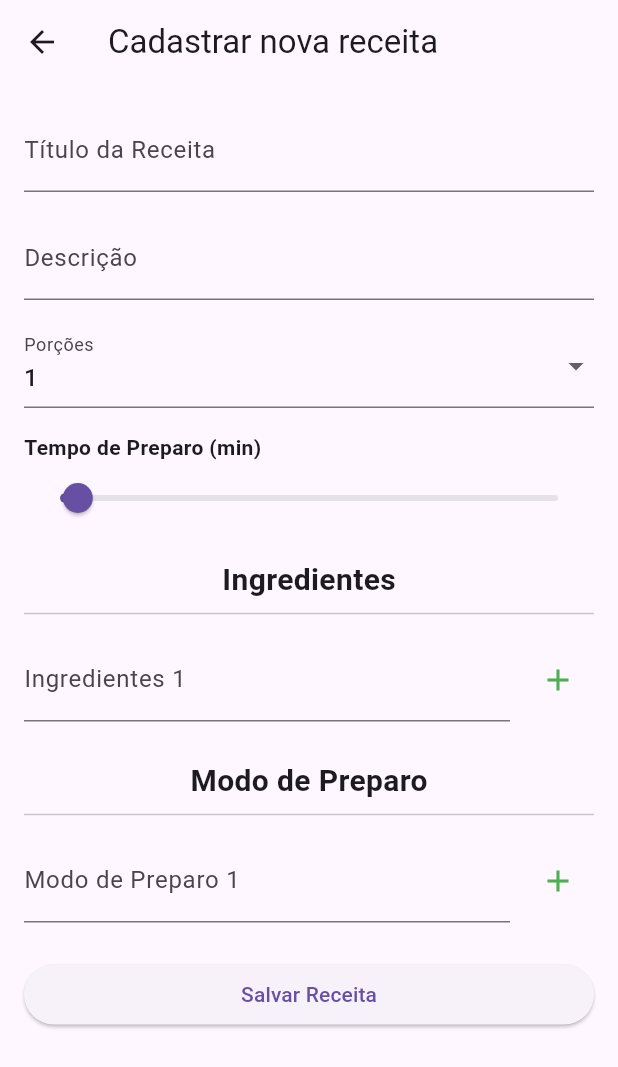
After one commit to victorcassao/programacao-mobile-8A, a Flutter app: the screen it shows after launch, item 2 of the bottom bar chosen, after a tap on "Nova Receita", on a phone screen of 412 x 824 dp. The commit adds this screen. Shown: the top 1067 px of the screen. Run offline on Flutter 3.47's test engine with Material 3 defaults, Android fonts, the phone set to English and light mode, and no system bars.

Commit message:
pagina_criacao_receita

```diff
--- a/lib/main.dart
+++ b/lib/main.dart
@@ -1,4 +1,6 @@
 import 'package:flutter/material.dart';
+import 'package:programacao_mobile_8A/data/receitas.dart';
+import 'package:programacao_mobile_8A/pages/criar_receita/pagina_cadastro_receita.dart';
 import 'package:programacao_mobile_8A/pages/lista_receitas/pagina_lista_receitas.dart';
 import 'dados_receitas.dart';
 
@@ -48,6 +50,12 @@ class _HomePageState extends State<HomePage> {
     );
   }
 
+  void salvarNovaReceita(Receita receita){
+    setState(() {
+      minhasReceitas.add(receita.toJson());
+    });
+  }
+
   @override
   Widget build(BuildContext context) {
     final todasReceitas = minhasReceitas;
@@ -66,7 +74,15 @@ class _HomePageState extends State<HomePage> {
         children: telas,
         ),
       floatingActionButton: FloatingActionButton.extended(
-        onPressed: null,
+        onPressed: () {
+          Navigator.of(context).push(
+            MaterialPageRoute(builder: (_){
+              return PaginaCadastroReceita(
+                onSalvar: salvarNovaReceita,
+              );
+            })
+          );
+        },
         label: Text("Nova Receita"),
         icon: Icon(Icons.add, size: 50,),
       ),
--- /dev/null
+++ b/lib/pages/criar_receita/pagina_cadastro_receita.dart
@@ -0,0 +1,221 @@
+import 'package:flutter/material.dart';
+import 'package:programacao_mobile_8A/data/receitas.dart';
+
+class PaginaCadastroReceita extends StatefulWidget {
+  final Function(Receita novaReceita) onSalvar;
+  const PaginaCadastroReceita({required this.onSalvar, super.key});
+
+  @override
+  State<PaginaCadastroReceita> createState() => _PaginaCadastroReceitaState();
+}
+
+class _PaginaCadastroReceitaState extends State<PaginaCadastroReceita> {
+  final _formKey = GlobalKey<FormState>();
+
+  String _titulo = '';
+  String _descricao = '';
+  int _porcoes = 1;
+  int _tempoPreparo = 10;
+  List<TextEditingController> _ingredientesControllers = [
+    TextEditingController(),
+  ];
+  List<TextEditingController> _modoPreparoControllers = [
+    TextEditingController(),
+  ];
+
+  Widget _buildInputList(
+    String label,
+    List<TextEditingController> controllers,
+    VoidCallback onAdd,
+    void Function(int) onRemove,
+  ) {
+    return Column(
+      crossAxisAlignment: CrossAxisAlignment.start,
+      children: [
+        Center(
+          child: Text(
+            label,
+            style: const TextStyle(fontSize: 20, fontWeight: FontWeight.bold),
+          ),
+        ),
+        Divider(),
+        SizedBox(height: 8),
+        ...List.generate(controllers.length, (index) {
+          return Row(
+            children: [
+              Expanded(
+                child: TextFormField(
+                  controller: controllers[index],
+                  decoration: InputDecoration(labelText: '$label ${index + 1}'),
+                ),
+              ),
+              const SizedBox(width: 8),
+              if (index == controllers.length - 1)
+                IconButton(
+                  onPressed: onAdd,
+                  icon: const Icon(Icons.add),
+                  color: Colors.green,
+                ),
+              if (controllers.length > 1)
+                IconButton(
+                  onPressed: () => onRemove(index),
+                  icon: const Icon(Icons.remove),
+                  color: Colors.red,
+                ),
+            ],
+          );
+        }),
+      ],
+    );
+  }
+
+  void _adicionarIngrediente() {
+    setState(() {
+      _ingredientesControllers.add(TextEditingController());
+    });
+  }
+
+  void _removerIngrediente(int index) {
+    setState(() {
+      _ingredientesControllers.removeAt(index);
+    });
+  }
+
+  void _adicionarModoPreparo() {
+    setState(() {
+      _modoPreparoControllers.add(TextEditingController());
+    });
+  }
+
+  void _removerModoPreparo(int index) {
+    setState(() {
+      _modoPreparoControllers.removeAt(index);
+    });
+  }
+
+  void _salvarReceita() {
+    if (_formKey.currentState!.validate()) {
+      _formKey.currentState!.save();
+
+      Receita nova = Receita(
+        titulo: _titulo,
+        descricao: _descricao,
+        estaFavoritada: false,
+        porcoes: _porcoes,
+        tempoPreparo: _tempoPreparo.toInt(),
+        categorias: [],
+        ingredientes: _ingredientesControllers
+            .map((c) => c.text)
+            .where((t) => t.isNotEmpty)
+            .toList(),
+        modoPreparo: _modoPreparoControllers
+            .map((c) => c.text)
+            .where((t) => t.isNotEmpty)
+            .toList(),
+      );
+
+      widget.onSalvar(nova);
+      Navigator.pop(context);
+    }
+  }
+
+  @override
+  void dispose() {
+    for (var c in _ingredientesControllers) {
+      c.dispose();
+    }
+    for (var c in _modoPreparoControllers) {
+      c.dispose();
+    }
+    super.dispose();
+  }
+
+  @override
+  Widget build(BuildContext context) {
+    return Scaffold(
+      appBar: AppBar(title: Text("Cadastrar nova receita")),
+      body: Padding(
+        padding: EdgeInsets.all(16),
+        child: Form(
+          key: _formKey,
+          child: ListView(
+            children: [
+              // Entrada do titulo da receita
+              TextFormField(
+                decoration: const InputDecoration(
+                  labelText: 'Título da Receita',
+                ),
+                validator: (value) =>
+                    value == null || value.isEmpty ? 'Informe o título' : null,
+                onSaved: (value) => _titulo = value!,
+              ),
+              SizedBox(height: 16),
+              // Entrada da descrição da receita
+              TextFormField(
+                decoration: const InputDecoration(labelText: 'Descrição'),
+                validator: (value) => value == null || value.isEmpty
+                    ? 'Informe a descrição'
+                    : null,
+                onSaved: (value) => _descricao = value!,
+              ),
+              SizedBox(height: 16),
+              // Entrada da quantidade porções
+              DropdownButtonFormField<int>(
+                value: _porcoes,
+                decoration: const InputDecoration(labelText: 'Porções'),
+                items: List.generate(10, (index) => index + 1)
+                    .map((e) => DropdownMenuItem(value: e, child: Text('$e')))
+                    .toList(),
+                onChanged: (value) => setState(() => _porcoes = value!),
+              ),
+              SizedBox(height: 16),
+              // Entrada do tempo de preparo
+              Column(
+                crossAxisAlignment: CrossAxisAlignment.start,
+                children: [
+                  Text(
+                    'Tempo de Preparo (min)',
+                    style: TextStyle(fontWeight: FontWeight.bold),
+                  ),
+                  Slider(
+                    value: _tempoPreparo.toDouble(),
+                    min: 1,
+                    max: 300,
+                    divisions: 299,
+                    label: '${_tempoPreparo.toInt()} min',
+                    onChanged: (value) {
+                      setState(() {
+                        _tempoPreparo = value.toInt();
+                      });
+                    },
+                  ),
+                ],
+              ),
+              SizedBox(height: 16),
+              // Entrada de ingredientes
+              _buildInputList(
+                'Ingredientes',
+                _ingredientesControllers,
+                _adicionarIngrediente,
+                _removerIngrediente,
+              ),
+              SizedBox(height: 25),
+              // Entrada de ingredientes
+              _buildInputList(
+                'Modo de Preparo',
+                _modoPreparoControllers,
+                _adicionarModoPreparo,
+                _removerModoPreparo,
+              ),
+              const SizedBox(height: 24),
+              ElevatedButton(
+                onPressed: _salvarReceita,
+                child: const Text('Salvar Receita'),
+              ),
+            ],
+          ),
+        ),
+      ),
+    );
+  }
+}
```
Also changed, not shown: lib/data/receitas.dart (+13 -0 lines).
